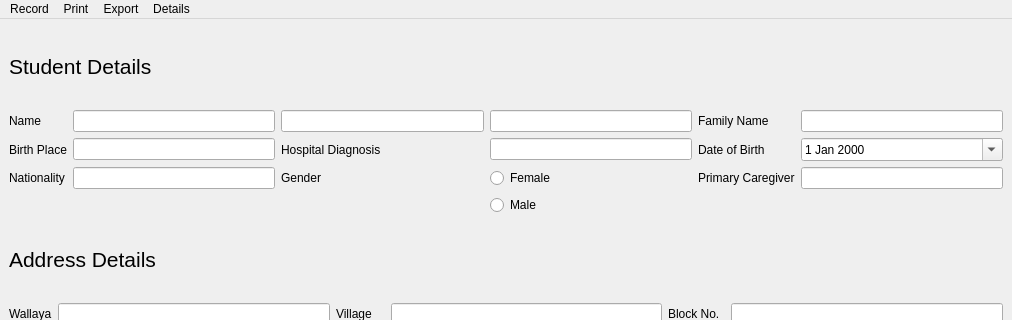
This is student_entry.ui in PrimalSystemStudio/StudentManagement as Qt 5 draws it before an edit; both pictures show x 0 to 1012 and y 0 to 320 of the 1012 by 494 pixel window. The edited form follows.
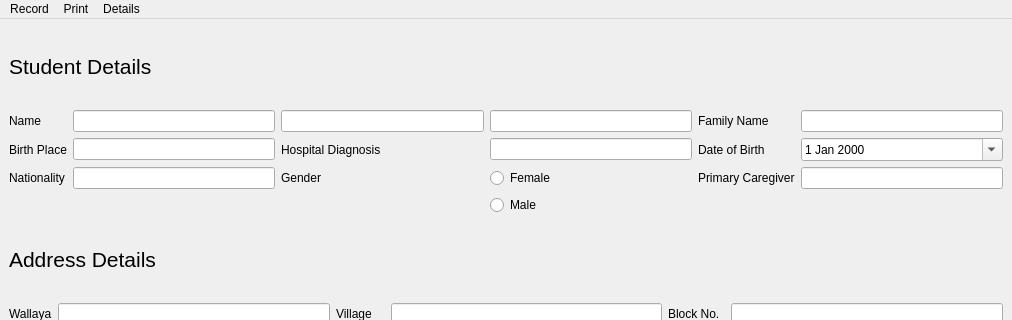
This is the edited form.

What changed in the file:
```diff
--- a/student_entry.ui
+++ b/student_entry.ui
@@ -378,14 +378,9 @@
     <addaction name="actionLock"/>
     <addaction name="actionEdit"/>
    </widget>
-   <widget class="QMenu" name="menuPrint">
-    <property name="title">
-     <string>Print</string>
-    </property>
-   </widget>
    <widget class="QMenu" name="menuExport">
     <property name="title">
-     <string>Export</string>
+     <string>Print</string>
     </property>
     <addaction name="actionExport_as_PDF"/>
     <addaction name="actionExport_as_Word_document"/>
@@ -409,7 +404,6 @@
     <addaction name="menuTools"/>
    </widget>
    <addaction name="menuSave"/>
-   <addaction name="menuPrint"/>
    <addaction name="menuExport"/>
    <addaction name="menuAssessment"/>
   </widget>
```
Left out of the diff: 8 changed lines with no effect on the pictures.
